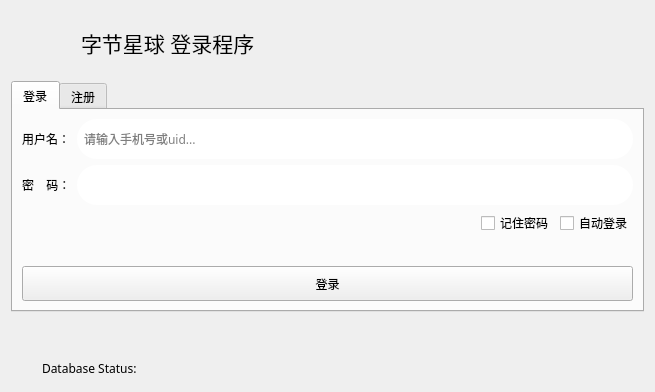
The window that formLogin.ui (csthenry/weplanet-desktop) describes before a commit, drawn with Qt 5.
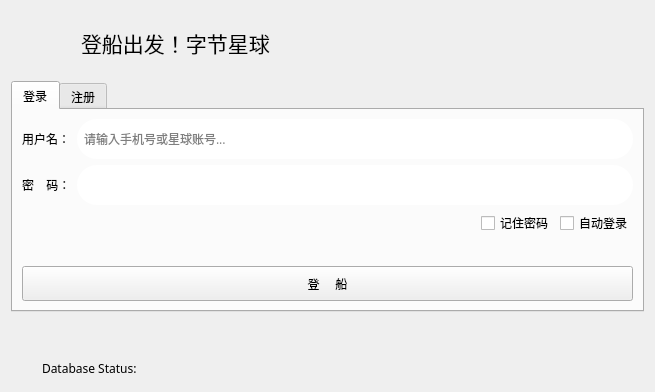
The same window after the commit.

Diff of the .ui file:
```diff
--- a/formLogin.ui
+++ b/formLogin.ui
@@ -49,7 +49,7 @@
       </font>
      </property>
      <property name="text">
-      <string>&lt;html&gt;&lt;head/&gt;&lt;body&gt;&lt;p&gt;字节星球 登录程序&lt;/p&gt;&lt;/body&gt;&lt;/html&gt;</string>
+      <string>&lt;html&gt;&lt;head/&gt;&lt;body&gt;&lt;p&gt;登船出发！字节星球&lt;/p&gt;&lt;/body&gt;&lt;/html&gt;</string>
      </property>
     </widget>
    </item>
@@ -97,7 +97,7 @@
           </size>
          </property>
          <property name="text">
-          <string>登录</string>
+          <string>登     船</string>
          </property>
         </widget>
        </item>
@@ -145,7 +145,7 @@
             <number>32767</number>
            </property>
            <property name="placeholderText">
-            <string>请输入手机号或uid...</string>
+            <string>请输入手机号或星球账号...</string>
            </property>
           </widget>
          </item>
```
Left out of the diff: 2 changed lines with no effect on the pictures.
